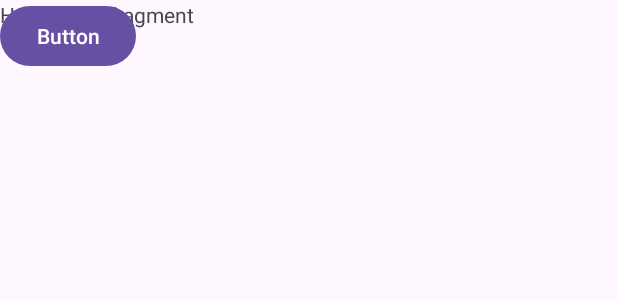
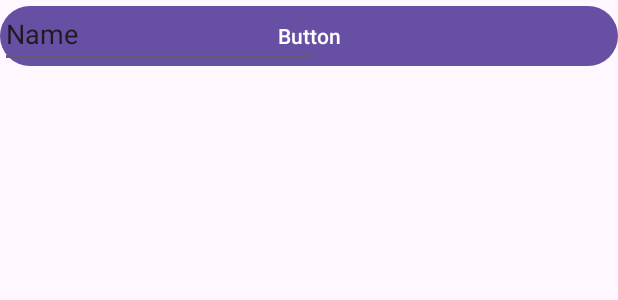
Before and after one commit to BradleyRyu/oop, an Android app: the layout fragment_login.xml on its own in the app's theme, with its tools: preview values and no code run, on a phone screen of 412 x 824 dp. Shown: the top 300 px of the screen. Run offline under Robolectric (Android 15) with nearby library versions, the phone set to English and light mode, and no system bars.

Commit message:
파이어베이스 수정, 완료, 로그인 화면, 번들인자

```diff
--- a/MyProjectApplication/app/src/main/java/com/example/myprojectapplication/MainActivity.kt
+++ b/MyProjectApplication/app/src/main/java/com/example/myprojectapplication/MainActivity.kt
@@ -13,6 +13,8 @@ class MainActivity : AppCompatActivity() {
     override fun onCreate(savedInstanceState: Bundle?) {
         super.onCreate(savedInstanceState)
         val binding = ActivityMainBinding.inflate(layoutInflater)
+
+
         val navController = binding.frmFrag.getFragment<NavHostFragment>().navController
         // 제 컴퓨터에서는 액션 바가 설정이 안 되네요 ㅠㅠ.. 혹시 되는 분 부탁드립니다..!
         // setupActionBarWithNavController(navController)
--- a/MyProjectApplication/app/src/main/java/com/example/myprojectapplication/TodoFragment.kt
+++ b/MyProjectApplication/app/src/main/java/com/example/myprojectapplication/TodoFragment.kt
@@ -25,7 +25,7 @@ class TodoFragment : Fragment() {
 
     private var todoList: MutableList<TodoList> = mutableListOf()
     val viewModel: TodoViewModel by activityViewModels()
-    val id = "asdf"
+    var id: String = ""
 
     // ItemTouchHelper를 선언 ( recycler view에 삭제를 위한 swipe를 지원하는 유틸리티 클래스. swipe가 일어나기 전까지는 불릴 일이 없으므로, by lazy로 선언함.)
     private val itemTouchHelper by lazy {
@@ -97,6 +97,8 @@ class TodoFragment : Fragment() {
     }
     override fun onViewCreated(view: View, savedInstanceState: Bundle?) {
         super.onViewCreated(view, savedInstanceState)
+
+        id = arguments?.getString("id").toString()
 
         // ViewModel에서 사용자의 투두리스트 데이터를 관찰합니다.
         viewModel.observeUser(id).observe(viewLifecycleOwner) { userData ->
--- a/MyProjectApplication/app/src/main/res/layout/fragment_login.xml
+++ b/MyProjectApplication/app/src/main/res/layout/fragment_login.xml
@@ -8,22 +8,23 @@
     tools:context=".LoginFragment">
 
     <!-- TODO: Update blank fragment layout -->
-    <TextView
-        android:id="@+id/txt_loginid"
-        android:layout_width="0dp"
-        android:layout_height="0dp"
-        android:text="@string/hello_blank_fragment"
-        app:layout_constraintBottom_toBottomOf="parent"
-        app:layout_constraintEnd_toEndOf="parent"
-        app:layout_constraintStart_toStartOf="parent"
-        app:layout_constraintTop_toTopOf="parent" />
 
     <Button
         android:id="@+id/btn_login"
-        android:layout_width="wrap_content"
-        android:layout_height="wrap_content"
+        android:layout_width="match_parent"
+        android:layout_height="0dp"
         android:text="Button"
         tools:layout_editor_absoluteX="164dp"
         tools:layout_editor_absoluteY="208dp" />
 
+    <EditText
+        android:id="@+id/input_id"
+        android:layout_width="wrap_content"
+        android:layout_height="wrap_content"
+        android:ems="10"
+        android:inputType="text"
+        android:text="Name"
+        tools:layout_editor_absoluteX="28dp"
+        tools:layout_editor_absoluteY="103dp" />
+
 </androidx.constraintlayout.widget.ConstraintLayout>
```
Also changed, not shown: MyProjectApplication/app/src/main/java/com/example/myprojectapplication/LoginFragment.kt (+14 -1 lines).
